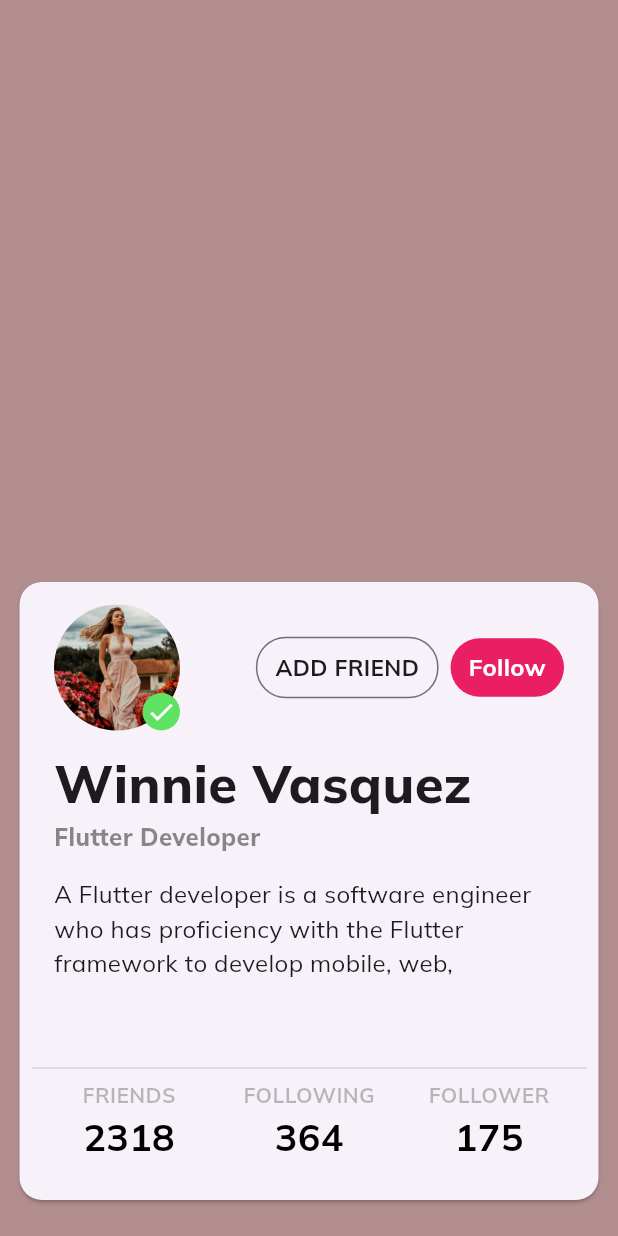
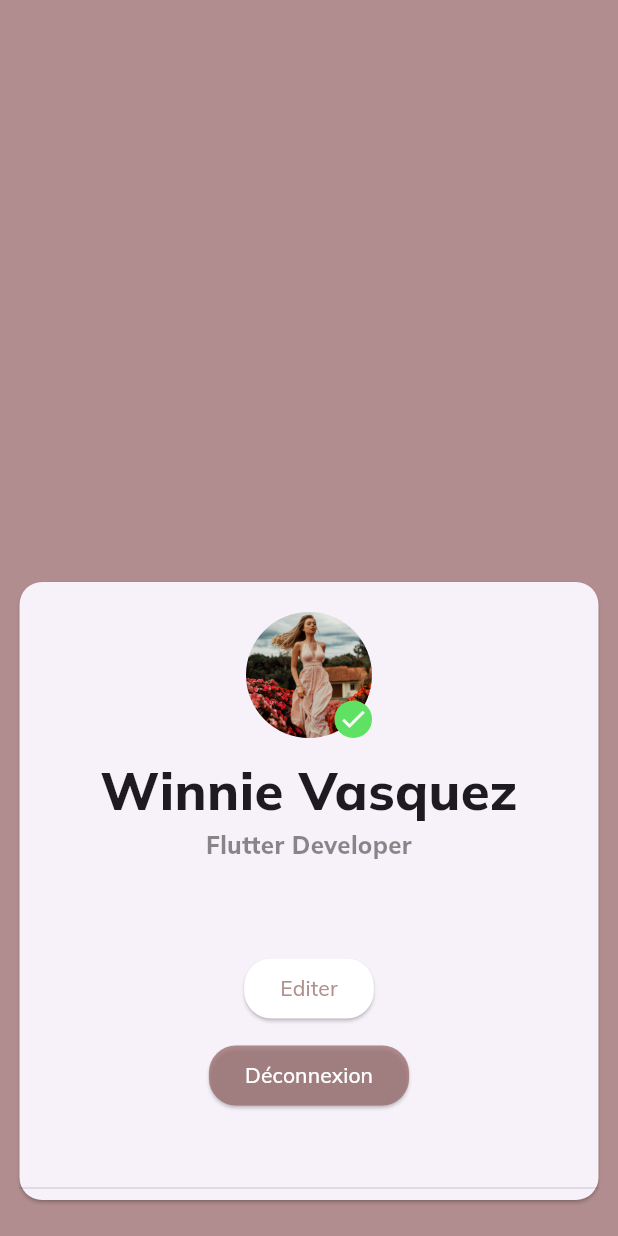
Before and after one commit to iir-projets/FlutterEcommerce, a Flutter app: the Profile screen opened directly, on a phone screen of 412 x 824 dp. Run offline on Flutter 3.47's test engine with Material 3 defaults, Android fonts, the phone set to English and light mode, and no system bars; our stand-ins replace google_fonts.

Commit message:
changeS4

```diff
--- a/Frontend/user/appUser/lib/constants.dart
+++ b/Frontend/user/appUser/lib/constants.dart
@@ -2,4 +2,5 @@ import 'package:flutter/material.dart';
 
 const kcontentColor = Color(0xffF5F5F5);
 const kprimaryColor = Color.fromARGB(197, 155, 110, 110);
+const priceColor = Color.fromARGB(197, 102, 24, 24);
 // const kprimaryColor = Color.fromARGB(200, 173, 12, 9);
--- a/Frontend/user/appUser/lib/models/product_model.dart
+++ b/Frontend/user/appUser/lib/models/product_model.dart
@@ -324,7 +324,7 @@ final List<Product> menFashion = [
     quantity: 1,
   ),
   Product(
-    title: "Watch",
+    title: "safaa",
     description:
         "Lorem ipsum dolor sit amet, consectetur adipiscing elit, sed do eiusmod tempor incididunt ut labore et dolore magna aliqua. Donec massa sapien faucibus et molestie ac feugiat. In massa tempor nec feugiat nisl. Libero id faucibus nisl tincidunt.",
     image: "images/men fashion/watch.png",
--- a/Frontend/user/appUser/lib/screens/Profile/profile.dart
+++ b/Frontend/user/appUser/lib/screens/Profile/profile.dart
@@ -9,34 +9,32 @@ class Profile extends StatelessWidget {
     Size size = MediaQuery.of(context).size;
     return Scaffold(
       body: Stack(
+        alignment: Alignment.bottomCenter, // Alignement au bas de la page
         children: [
           Container(
-            color:
-                kprimaryColor, // Remplacez la couleur par celle que vous souhaitez utiliser
+            color: kprimaryColor,
             height: size.height,
             width: size.width,
           ),
           Padding(
             padding: const EdgeInsets.symmetric(horizontal: 9, vertical: 20),
-            child: Align(
-              alignment: Alignment.bottomCenter,
             child: Card(
               shape: RoundedRectangleBorder(
                 borderRadius: BorderRadius.circular(15),
               ),
+              // Ajustez le padding pour déplacer le contenu vers le bas
               child: Container(
                 height: size.height * 0.5,
-                  padding:
-                      const EdgeInsets.symmetric(horizontal: 8, vertical: 15),
                 child: Column(
                   children: [
+                    const SizedBox(
+                        height: 20), // Ajout de l'espace avant l'image
                     Padding(
                       padding: const EdgeInsets.symmetric(horizontal: 15),
                       child: Column(
-                          crossAxisAlignment: CrossAxisAlignment.start,
                         children: [
                           Row(
-                              mainAxisAlignment: MainAxisAlignment.spaceBetween,
+                            mainAxisAlignment: MainAxisAlignment.center,
                             children: [
                               Stack(
                                 children: [
@@ -53,8 +51,7 @@ class Profile extends StatelessWidget {
                                       width: 25,
                                       decoration: const BoxDecoration(
                                         shape: BoxShape.circle,
-                                          color:
-                                              Color.fromARGB(255, 95, 225, 99),
+                                        color: Color.fromARGB(255, 95, 225, 99),
                                       ),
                                       child: const Icon(
                                         Icons.check,
@@ -65,67 +62,78 @@ class Profile extends StatelessWidget {
                                   )
                                 ],
                               ),
-                                Row(
-                                  children: [
-                                    Container(
-                                      decoration: BoxDecoration(
-                                          borderRadius:
-                                              BorderRadius.circular(20),
-                                          border: Border.all(
-                                              color: Colors.black54)),
-                                      padding: const EdgeInsets.symmetric(
-                                          vertical: 9, horizontal: 12),
-                                      child: const Text(
-                                        "ADD FRIEND",
-                                        style: TextStyle(
-                                            fontWeight: FontWeight.bold,
-                                            fontSize: 15),
-                                      ),
-                                    ),
-                                    const SizedBox(width: 8),
-                                    Container(
-                                      decoration: BoxDecoration(
-                                        borderRadius: BorderRadius.circular(20),
-                                        color: Colors.pink,
-                                      ),
-                                      padding: const EdgeInsets.symmetric(
-                                          vertical: 8, horizontal: 12),
-                                      child: const Text(
-                                        "Follow",
-                                        style: TextStyle(
-                                          fontWeight: FontWeight.bold,
-                                          fontSize: 16,
-                                          color: Colors.white,
-                                        ),
-                                      ),
-                                    )
-                                  ],
-                                )
                             ],
                           ),
                           const SizedBox(height: 10),
+                          Column(
+                            mainAxisAlignment: MainAxisAlignment.center,
+                            crossAxisAlignment: CrossAxisAlignment.center,
+                            children: [
                               const Text(
                                 "Winnie Vasquez",
                                 style: TextStyle(
                                   fontWeight: FontWeight.w800,
                                   fontSize: 35,
                                 ),
+                                textAlign: TextAlign.center,
                               ),
                               const Text(
                                 "Flutter Developer",
                                 style: TextStyle(
                                   fontWeight: FontWeight.w800,
                                   fontSize: 16,
-                                  color: Colors.black45),
+                                  color: Colors.black45,
                                 ),
-                            const SizedBox(
-                              height: 15,
+                                textAlign: TextAlign.center,
                               ),
-                            const Text(
-                              "A Flutter developer is a software engineer who has proficiency with the Flutter framework to develop mobile, web,",
-                              style: TextStyle(
-                                fontSize: 16,
+                            ],
                           ),
+                          const SizedBox(height: 60),
+                          Column(
+                            mainAxisAlignment: MainAxisAlignment.center,
+                            children: [
+                              ElevatedButton(
+                                onPressed: () {
+                                  // Action lorsque le bouton "Editer" est appuyé
+                                  // Ajoutez votre logique ici
+                                },
+                                style: ButtonStyle(
+                                  backgroundColor:
+                                      MaterialStateProperty.all<Color>(
+                                          Colors.white), // Fond blanc
+                                  foregroundColor: MaterialStateProperty.all<
+                                          Color>(
+                                      kprimaryColor), // Texte avec la couleur kprimaryColor
+                                  shape: MaterialStateProperty.all<
+                                          RoundedRectangleBorder>(
+                                      RoundedRectangleBorder(
+                                    borderRadius: BorderRadius.circular(18.0),
+                                  )), // Forme du bouton
+                                ),
+                                child: Text("Editer"),
+                              ),
+                              SizedBox(height: 10),
+                              ElevatedButton(
+                                onPressed: () {
+                                  // Action lorsque le bouton "Déconnexion" est appuyé
+                                  // Ajoutez votre logique ici
+                                },
+                                style: ButtonStyle(
+                                  backgroundColor: MaterialStateProperty.all<
+                                          Color>(
+                                      kprimaryColor), // Fond avec la couleur kprimaryColor
+                                  foregroundColor:
+                                      MaterialStateProperty.all<Color>(
+                                          Colors.white), // Texte en blanc
+                                  shape: MaterialStateProperty.all<
+                                          RoundedRectangleBorder>(
+                                      RoundedRectangleBorder(
+                                    borderRadius: BorderRadius.circular(18.0),
+                                  )), // Forme du bouton
+                                ),
+                                child: Text("Déconnexion"),
+                              ),
+                            ],
                           ),
                         ],
                       ),
@@ -134,19 +142,7 @@ class Profile extends StatelessWidget {
                     const Divider(
                       color: Colors.black12,
                     ),
-                      SizedBox(
-                        height: 65,
-                        child: Row(
-                          mainAxisAlignment: MainAxisAlignment.spaceEvenly,
-                          children: [
-                            friendAndMore("FRIENDS", "2318"),
-                            friendAndMore("FOLLOWING", "364"),
-                            friendAndMore("FOLLOWER", "175"),
                   ],
-                        ),
-                      ),
-                    ],
-                  ),
                 ),
               ),
             ),
@@ -155,29 +151,4 @@ class Profile extends StatelessWidget {
       ),
     );
   }
-
-  SizedBox friendAndMore(title, number) {
-    return SizedBox(
-      width: 110,
-      child: Column(
-        children: [
-          Text(
-            title,
-            style: const TextStyle(
-                fontWeight: FontWeight.bold,
-                fontSize: 14,
-                color: Colors.black26),
-          ),
-          Text(
-            number,
-            style: const TextStyle(
-              fontWeight: FontWeight.bold,
-              fontSize: 25,
-              color: Colors.black,
-            ),
-          )
-        ],
-      ),
-    );
 }
-}
```
Also changed, not shown: Frontend/user/appUser/lib/screens/Detail/Widget/items_details.dart (+4 -61 lines). Lines whose indentation alone changed are shown as unchanged.
